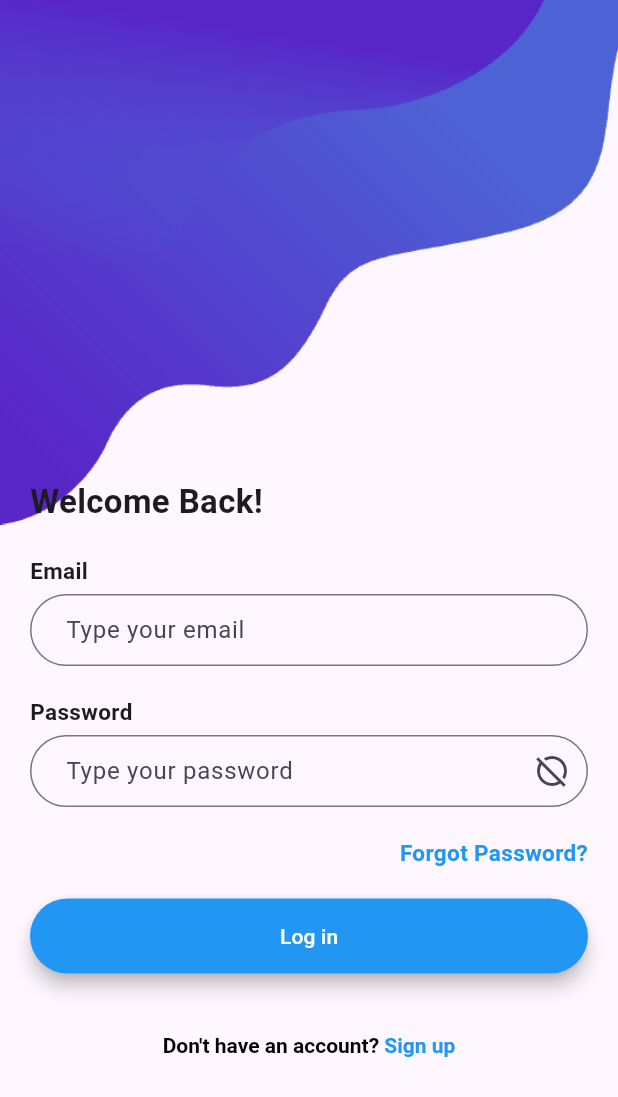
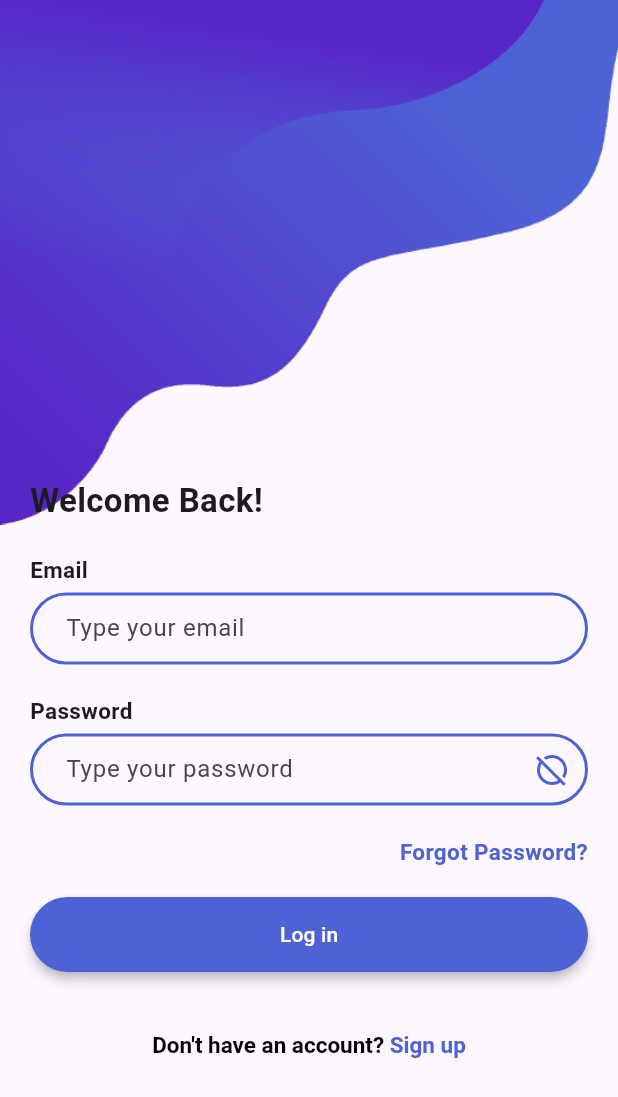
Before and after one commit to ashutosh-rai-78/Flutter-Chat-App-UI, a Flutter app: the screen it shows after launch, on a phone screen of 412 x 824 dp. Shown: the top 1097 px of the screen. Run offline on Flutter 3.47's test engine with Material 2 defaults, Android fonts, the phone set to English and light mode, and no system bars.

Commit message:
Login Screen Completed

```diff
--- a/lib/main.dart
+++ b/lib/main.dart
@@ -14,6 +14,7 @@ class MyApp extends StatelessWidget {
       debugShowCheckedModeBanner: false,
       title: 'Flutter Demo',
       theme: ThemeData(
+        hintColor: Color(0xff4D63D5),
         useMaterial3: true,
         primarySwatch: Colors.blue,
       ),
--- /dev/null
+++ b/lib/screens/chats_list_screen.dart
@@ -0,0 +1,15 @@
+import 'package:flutter/material.dart';
+
+class ChatsList extends StatefulWidget {
+  const ChatsList({super.key});
+
+  @override
+  State<ChatsList> createState() => _ChatsListState();
+}
+
+class _ChatsListState extends State<ChatsList> {
+  @override
+  Widget build(BuildContext context) {
+    return Container();
+  }
+}
--- a/lib/screens/login_screen.dart
+++ b/lib/screens/login_screen.dart
@@ -1,4 +1,5 @@
 import 'package:flutter/material.dart';
+import 'package:flutter_chat_app_ui/screens/chats_list_screen.dart';
 
 class LoginScreen extends StatefulWidget {
   const LoginScreen({super.key});
@@ -9,7 +10,10 @@ class LoginScreen extends StatefulWidget {
 
 class _LoginScreenState extends State<LoginScreen> {
   double? h;
-
+// 4D63D5
+// 514ACF
+// 572DC9
+  Color primary = Color(0x4D63D5);
   @override
   Widget build(BuildContext context) {
     return Scaffold(
@@ -53,6 +57,7 @@ class _LoginFrom extends StatefulWidget {
 }
 
 class __LoginFromState extends State<_LoginFrom> {
+  int? primary = 0x4D63D5;
   @override
   Widget build(BuildContext context) {
     return Padding(
@@ -75,8 +80,16 @@ class __LoginFromState extends State<_LoginFrom> {
           TextField(
             decoration: InputDecoration(
               contentPadding: const EdgeInsets.fromLTRB(20.0, 10.0, 0.0, 10.0),
-              border:
-                  OutlineInputBorder(borderRadius: BorderRadius.circular(50)),
+              /* border:
+                  OutlineInputBorder(borderRadius: BorderRadius.circular(50)), */
+              enabledBorder: OutlineInputBorder(
+                borderSide: BorderSide(color: Color(0xff4D63D5), width: 2),
+                borderRadius: BorderRadius.circular(50),
+              ),
+              focusedBorder: OutlineInputBorder(
+                borderSide: BorderSide(color: Color(0xff4D63D5), width: 2),
+                borderRadius: BorderRadius.circular(50),
+              ),
               hintText: 'Type your email',
             ),
           ),
@@ -88,10 +101,23 @@ class __LoginFromState extends State<_LoginFrom> {
           const SizedBox(height: 5),
           TextField(
             decoration: InputDecoration(
-              suffixIcon: const Icon(Icons.hide_source),
+              suffixIcon: const Icon(
+                Icons.hide_source,
+                color: Color(0xff4D63D5),
+              ),
               contentPadding: const EdgeInsets.fromLTRB(20.0, 10.0, 0.0, 10.0),
-              border:
-                  OutlineInputBorder(borderRadius: BorderRadius.circular(50)),
+              /* border: OutlineInputBorder(
+                borderSide: BorderSide(color: Color(0xff4D63D5), width: 1),
+                borderRadius: BorderRadius.circular(50),
+              ), */
+              enabledBorder: OutlineInputBorder(
+                borderSide: BorderSide(color: Color(0xff4D63D5), width: 2),
+                borderRadius: BorderRadius.circular(50),
+              ),
+              focusedBorder: OutlineInputBorder(
+                borderSide: BorderSide(color: Color(0xff4D63D5), width: 2),
+                borderRadius: BorderRadius.circular(50),
+              ),
               hintText: 'Type your password',
             ),
           ),
@@ -103,21 +129,26 @@ class __LoginFromState extends State<_LoginFrom> {
                 style: TextStyle(
                     fontSize: 15,
                     fontWeight: FontWeight.bold,
-                    color: Colors.blue),
+                    color: Color(0xff4D63D5)),
               )),
           const SizedBox(height: 20),
           ElevatedButton(
               // ignore: prefer_const_constructors
               style: ElevatedButton.styleFrom(
-                backgroundColor: Colors.blue,
-                elevation: 5,
+                backgroundColor: Color(0xff4D63D5),
+                elevation: 3,
                 minimumSize: const Size(double.infinity, 50),
                 padding: const EdgeInsets.symmetric(horizontal: 16),
                 shape: const RoundedRectangleBorder(
                   borderRadius: BorderRadius.all(Radius.circular(50)),
                 ),
               ),
-              onPressed: () {},
+              onPressed: () {
+                Navigator.push(
+                  context,
+                  MaterialPageRoute(builder: (context) => const ChatsList()),
+                );
+              },
               child: const Text(
                 "Log in",
                 style: TextStyle(color: Colors.white),
@@ -128,14 +159,18 @@ class __LoginFromState extends State<_LoginFrom> {
             child: RichText(
               text: const TextSpan(
                 text: "Don't have an account?",
-                style:
-                    TextStyle(color: Colors.black, fontWeight: FontWeight.bold),
+                style: TextStyle(
+                  color: Colors.black,
+                  fontWeight: FontWeight.bold,
+                  fontSize: 15,
+                ),
                 /*defining default style is optional */
                 children: <TextSpan>[
                   TextSpan(
                       text: ' Sign up',
                       style: TextStyle(
-                          color: Colors.blue, fontWeight: FontWeight.bold)),
+                          color: Color(0xff4D63D5),
+                          fontWeight: FontWeight.bold)),
                 ],
               ),
             ),
```
